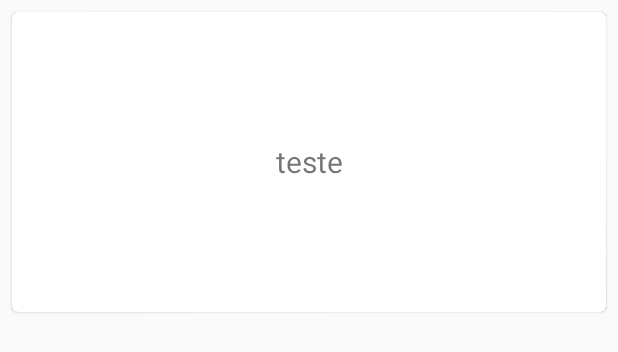
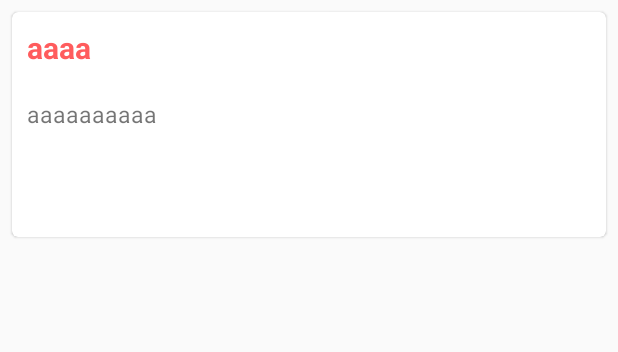
Before and after one commit to RenatoAWK/Diary, an Android app: the layout note_item.xml on its own in the app's theme, with its tools: preview values and no code run, on a phone screen of 412 x 824 dp. Shown: the top 352 px of the screen. Run offline under Robolectric (Android 15) with nearby library versions, the phone set to English and light mode, and no system bars.

Commit message:
Algumas melhorias visuais

```diff
--- a/app/src/main/java/com/renatoawk/diary/gui/NoteActivity.java
+++ b/app/src/main/java/com/renatoawk/diary/gui/NoteActivity.java
@@ -16,6 +16,7 @@ import android.widget.TimePicker;
 import android.widget.Toast;
 
 import com.renatoawk.diary.R;
+import com.renatoawk.diary.model.Note;
 import com.renatoawk.diary.model.Session;
 import com.renatoawk.diary.util.Constants;
 import com.renatoawk.diary.util.Time;
@@ -105,6 +106,11 @@ public class NoteActivity extends AppCompatActivity {
                 map.put(Constants.NOTE_ATTRIBUTE_EDITED, time.getTimeStampPostgres());
                 Volley.requestInsertNote(NoteActivity.this, map);
 
+                //teste
+
+                Session.user.getNotes().add(new Note(0,editText.getText().toString(),
+                        0, time, time));
+
 
             }
         }
--- a/app/src/main/res/layout/note_item.xml
+++ b/app/src/main/res/layout/note_item.xml
@@ -7,17 +7,34 @@
     android:layout_marginLeft="8dp"
     android:layout_marginTop="8dp"
     android:layout_marginRight="8dp"
-    android:minHeight="200dp">
+    android:minHeight="150dp">
 
-    <TextView
-        android:id="@+id/title_recycler_item"
+    <LinearLayout
         android:layout_width="match_parent"
-        android:layout_height="wrap_content"
-        android:text="teste"
-        android:textAlignment="center"
-        android:textSize="20sp"
-        android:layout_gravity="center">
+        android:layout_height="match_parent"
+        android:orientation="vertical"
+        android:padding="10dp">
 
-    </TextView>
+        <TextView
+            android:id="@+id/title_recycler_item"
+            android:layout_width="match_parent"
+            android:layout_height="wrap_content"
+            android:textSize="20sp"
+            android:textStyle="bold"
+            android:textColor="@color/colorPrimary"
+            android:text="aaaa"/>
+
+        <TextView
+            android:paddingTop="20dp"
+            android:id="@+id/text_recycler_item"
+            android:layout_width="match_parent"
+            android:layout_height="match_parent"
+            android:maxLines="6"
+            android:ellipsize="end"
+            android:textSize="15sp"
+            android:text="aaaaaaaaaa"/>
+
+
+    </LinearLayout>
 
 </com.google.android.material.card.MaterialCardView>
```
Also changed, not shown: app/src/main/java/com/renatoawk/diary/util/Adapter.java (+6 -7 lines).
